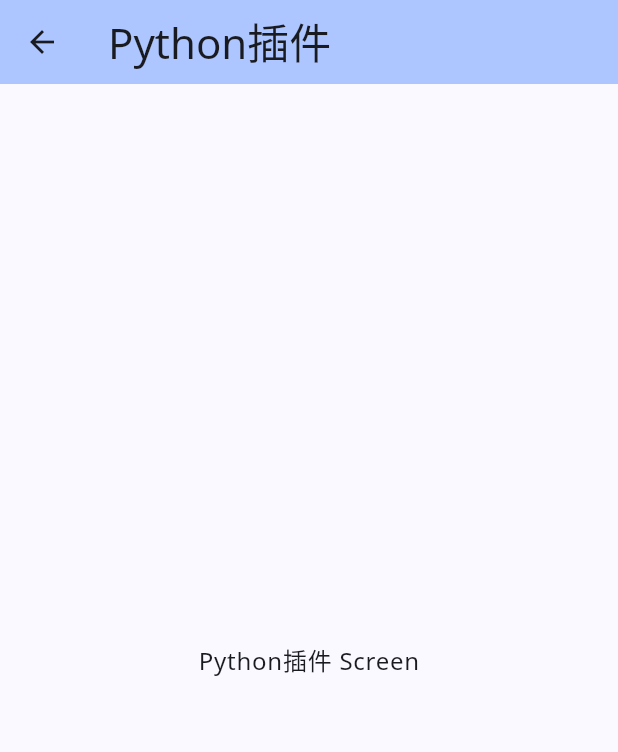
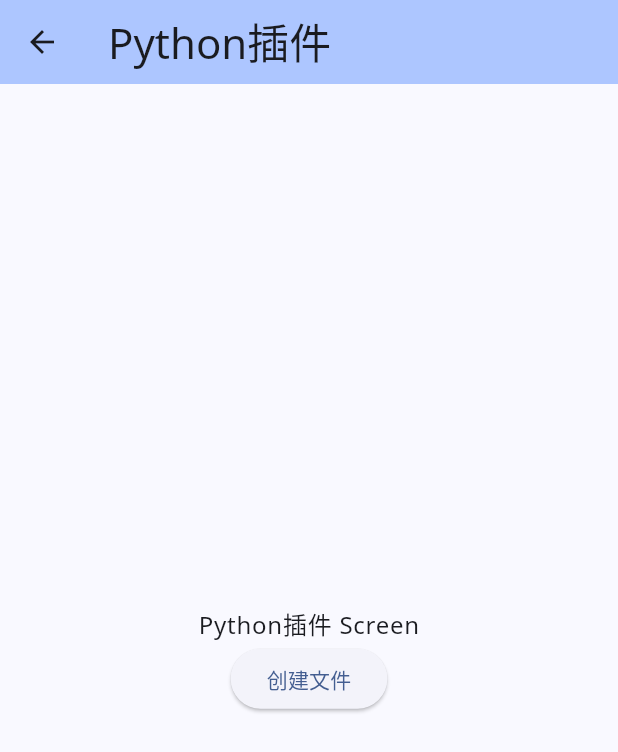
Before and after one commit to 4evergr8/WebTools, a Flutter app: the PythonScreen screen opened directly, on a phone screen of 412 x 824 dp. Shown: the top 752 px of the screen. Run offline on Flutter 3.47's test engine with Material 3 defaults, Android fonts, the phone set to English and light mode, and no system bars; our stand-ins replace google_fonts; missing offline and left inert: network_info_plus.

Commit message:
Update python_screen.dart

```diff
--- a/lib/screens/python_screen.dart
+++ b/lib/screens/python_screen.dart
@@ -1,7 +1,46 @@
 import 'package:flutter/material.dart';
+import 'package:path_provider/path_provider.dart';
+import 'dart:io';
 
-class PythonScreen extends StatelessWidget {
+class PythonScreen extends StatefulWidget {
   const PythonScreen({super.key});
+
+  @override
+  _PythonScreenState createState() => _PythonScreenState();
+}
+
+class _PythonScreenState extends State<PythonScreen> {
+  final String _fileName = 'aaa.txt';
+  final String _folderName = 'aaa';
+
+  Future<void> _createFileInAppDirectory() async {
+    try {
+      // 获取应用的文档目录
+      final appDir = await getApplicationDocumentsDirectory();
+      final folderPath = '${appDir.path}/$_folderName';
+
+      // 创建文件夹
+      final folder = Directory(folderPath);
+      if (!await folder.exists()) {
+        await folder.create(recursive: true);
+      }
+
+      // 创建文件
+      final filePath = '$folderPath/$_fileName';
+      final file = File(filePath);
+      await file.writeAsString('Hello, this is a test file.');
+
+      // 显示成功消息
+      ScaffoldMessenger.of(context).showSnackBar(
+        SnackBar(content: Text('File created successfully at $filePath')),
+      );
+    } catch (e) {
+      // 显示错误消息
+      ScaffoldMessenger.of(context).showSnackBar(
+        SnackBar(content: Text('Failed to create file: $e')),
+      );
+    }
+  }
 
   @override
   Widget build(BuildContext context) {
@@ -13,9 +52,18 @@ class PythonScreen extends StatelessWidget {
         backgroundColor: theme.colorScheme.inversePrimary,
       ),
       body: Center(
-        child: Text(
-          'Python插件 Screen',
-          style: theme.textTheme.bodyLarge,
+        child: Column(
+          mainAxisAlignment: MainAxisAlignment.center,
+          children: [
+            Text(
+              'Python插件 Screen',
+              style: theme.textTheme.bodyLarge,
+            ),
+            ElevatedButton(
+              onPressed: _createFileInAppDirectory,
+              child: Text('创建文件'),
+            ),
+          ],
         ),
       ),
     );
```
